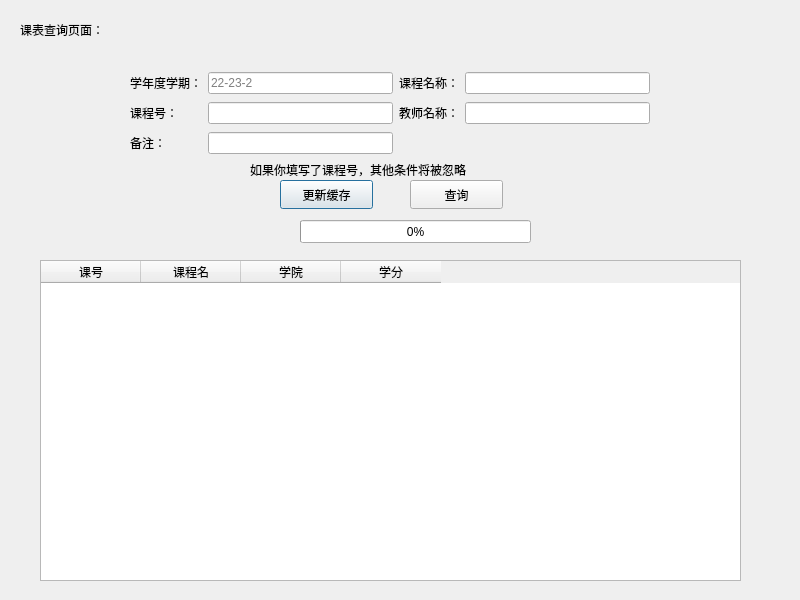
First picture: the form in frontend/coursequerypage.ui, repository 000lbh/PKUHelperAgain, before the edit.
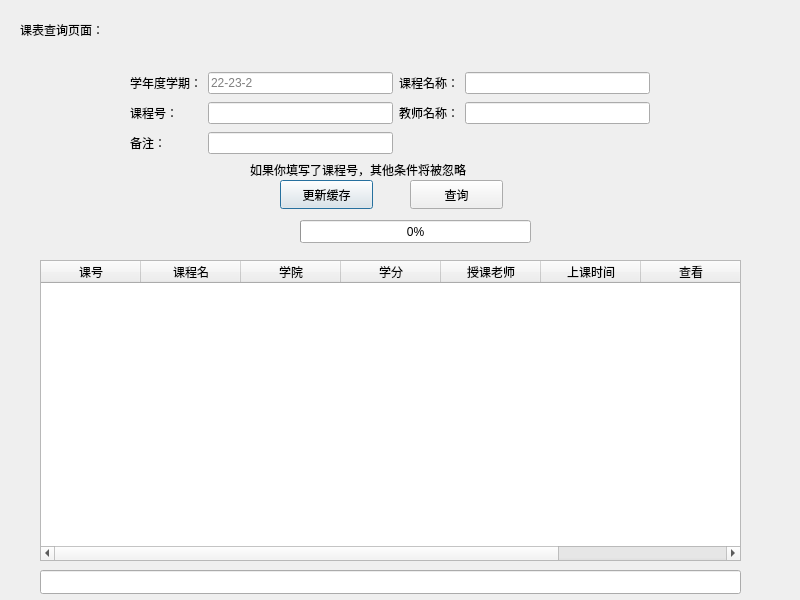
Second picture: the form after the edit. Icons and pictures are not drawn.

The edit to the form file:
```diff
--- a/frontend/coursequerypage.ui
+++ b/frontend/coursequerypage.ui
@@ -75,9 +75,24 @@
      <x>40</x>
      <y>260</y>
      <width>701</width>
-     <height>321</height>
+     <height>301</height>
     </rect>
    </property>
+   <property name="sizeAdjustPolicy">
+    <enum>QAbstractScrollArea::AdjustToContents</enum>
+   </property>
+   <property name="editTriggers">
+    <set>QAbstractItemView::NoEditTriggers</set>
+   </property>
+   <property name="alternatingRowColors">
+    <bool>true</bool>
+   </property>
+   <property name="selectionMode">
+    <enum>QAbstractItemView::NoSelection</enum>
+   </property>
+   <property name="columnCount">
+    <number>8</number>
+   </property>
    <column>
     <property name="text">
      <string>课号</string>
@@ -98,6 +113,26 @@
      <string>学分</string>
     </property>
    </column>
+   <column>
+    <property name="text">
+     <string>授课老师</string>
+    </property>
+   </column>
+   <column>
+    <property name="text">
+     <string>上课时间</string>
+    </property>
+   </column>
+   <column>
+    <property name="text">
+     <string>查看</string>
+    </property>
+   </column>
+   <column>
+    <property name="text">
+     <string>添加到课表</string>
+    </property>
+   </column>
   </widget>
   <widget class="QPushButton" name="queryButton">
    <property name="geometry">
@@ -125,7 +160,7 @@
     <string>如果你填写了课程号，其他条件将被忽略</string>
    </property>
   </widget>
-  <widget class="QWidget" name="">
+  <widget class="QWidget" name="layoutWidget">
    <property name="geometry">
     <rect>
      <x>130</x>
@@ -191,6 +226,19 @@
     </item>
    </layout>
   </widget>
+  <widget class="QLineEdit" name="tableHintEdit">
+   <property name="geometry">
+    <rect>
+     <x>40</x>
+     <y>570</y>
+     <width>701</width>
+     <height>24</height>
+    </rect>
+   </property>
+   <property name="readOnly">
+    <bool>true</bool>
+   </property>
+  </widget>
  </widget>
  <resources>
   <include location="../res.qrc"/>
```
